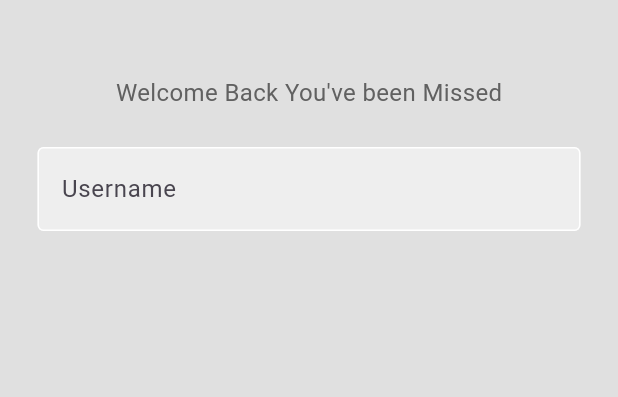
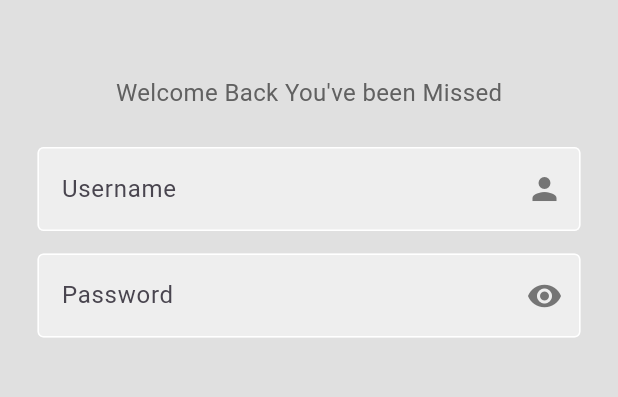
Before and after one commit to KedzeMcBride/EpiTrack, a Flutter app: the screen it shows after launch, on a phone screen of 412 x 824 dp, the part 300-697 px from its top. Run offline on Flutter 3.47's test engine with Material 3 defaults, Android fonts, the phone set to English and light mode, and no system bars.

Commit message:
beginning of user login and authentication

```diff
--- a/lib/Pages/login_page.dart
+++ b/lib/Pages/login_page.dart
@@ -1,7 +1,14 @@
 import 'package:flutter/material.dart';
 
-class LoginPage extends StatelessWidget {
+class LoginPage extends StatefulWidget {
   const LoginPage({super.key});
+
+  @override
+  State<LoginPage> createState() => _LoginPageState();
+}
+
+class _LoginPageState extends State<LoginPage> {
+  bool _obscurePassword = true;
 
   @override
   Widget build(BuildContext context) {
@@ -44,11 +51,45 @@ class LoginPage extends StatelessWidget {
                     fillColor: Colors.grey.shade200,
                     filled: true,
                     hintText: 'Username',
+                    suffixIcon: Icon(
+                      Icons.person,
+                      color: Colors.grey[600],
+                    ),
                   ),
                 ),
               ),
 
+              const SizedBox(height: 15),
+
               // password text-field
+              Padding(
+                padding: const EdgeInsets.symmetric(horizontal: 25),
+                child: TextField(
+                  obscureText: _obscurePassword,
+                  decoration: InputDecoration(
+                    enabledBorder: OutlineInputBorder(
+                      borderSide: BorderSide(color: Colors.white),
+                    ),
+                    focusedBorder: OutlineInputBorder(
+                      borderSide: BorderSide(color: Colors.grey.shade400),
+                    ),
+                    fillColor: Colors.grey.shade200,
+                    filled: true,
+                    hintText: 'Password',
+                    suffixIcon: IconButton(
+                      icon: Icon(
+                        _obscurePassword ? Icons.visibility : Icons.visibility_off,
+                        color: Colors.grey[600],
+                      ),
+                      onPressed: () {
+                        setState(() {
+                          _obscurePassword = !_obscurePassword;
+                        });
+                      },
+                    ),
+                  ),
+                ),
+              ),
 
               // forgot password
 
```
